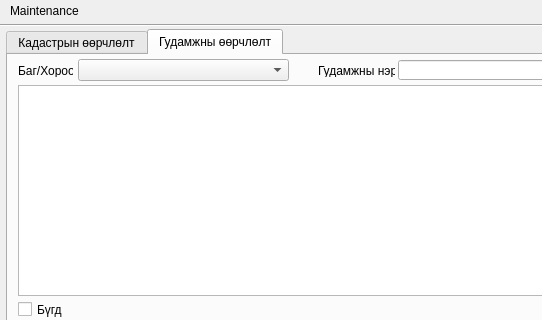
Qt form view/CreateCaseDialog.ui (teamlm2/lm2_mgis) before a commit; both pictures show x 0 to 542 and y 0 to 320 of the 800 by 550 pixel window.
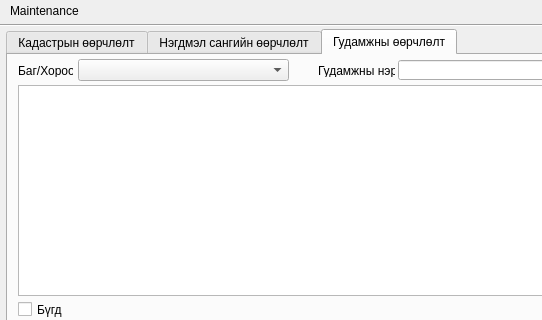
The same form after that commit. The open tabs and pages were chosen to show the change. Icons and pictures are not drawn.

Patch:
```diff
--- a/view/CreateCaseDialog.ui
+++ b/view/CreateCaseDialog.ui
@@ -665,6 +665,11 @@
      </property>
     </widget>
    </widget>
+   <widget class="QWidget" name="tab_3">
+    <attribute name="title">
+     <string>Нэгдмэл сангийн өөрчлөлт</string>
+    </attribute>
+   </widget>
    <widget class="QWidget" name="tab_2">
     <attribute name="title">
      <string>Гудамжны өөрчлөлт</string>
```
